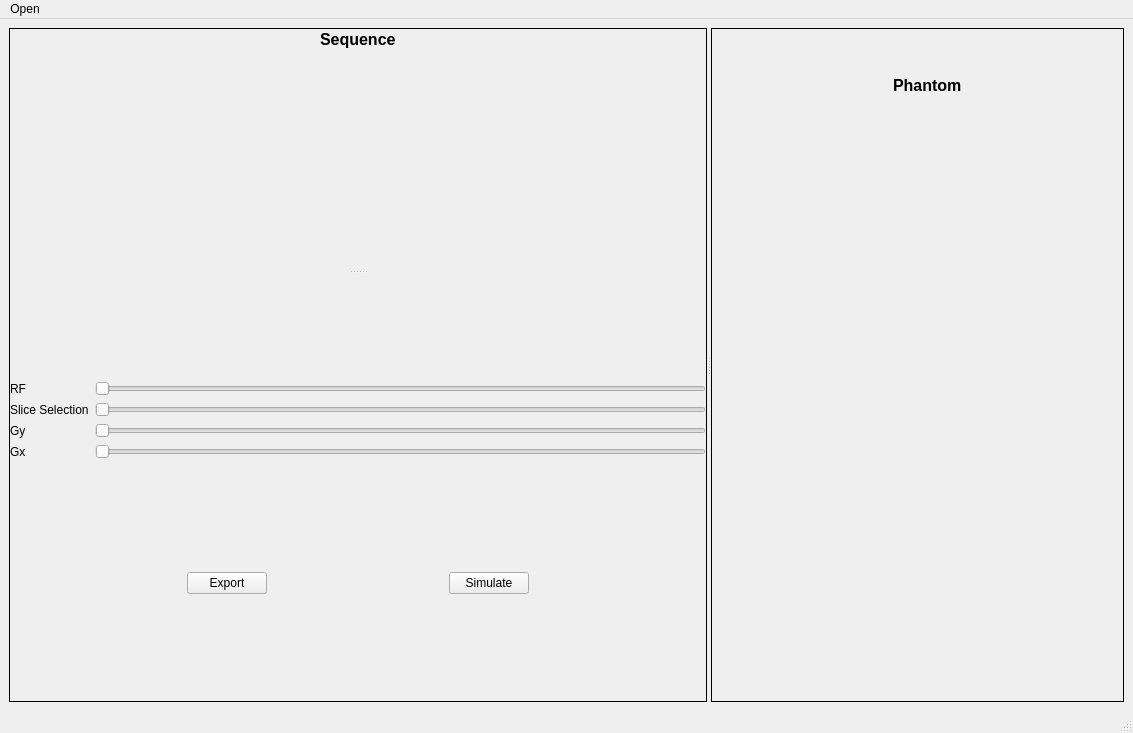
First picture: the form in src/ui/MRI_Simulator_GUI.ui, repository MOHAMEDMANSOUR20/MRI_Simulation, before the edit.
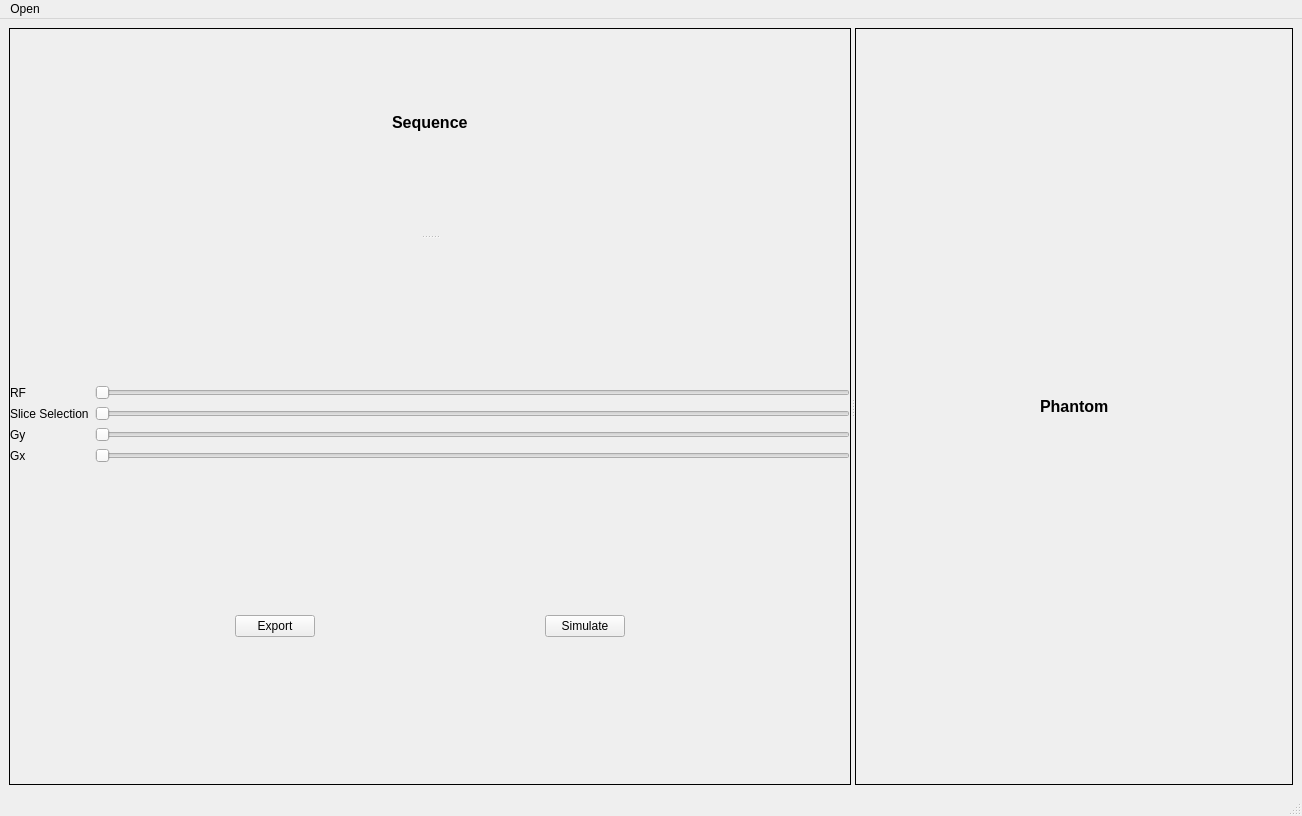
Second picture: the form after the edit.

What changed in the file:
```diff
--- a/src/ui/MRI_Simulator_GUI.ui
+++ b/src/ui/MRI_Simulator_GUI.ui
@@ -6,8 +6,8 @@
    <rect>
     <x>0</x>
     <y>0</y>
-    <width>1133</width>
-    <height>733</height>
+    <width>1302</width>
+    <height>816</height>
    </rect>
   </property>
   <property name="windowTitle">
@@ -83,12 +83,12 @@
              <item>
               <spacer name="verticalSpacer_2">
                <property name="orientation">
-                <enum>Qt::Vertical</enum>
+                <enum>Qt::Horizontal</enum>
                </property>
                <property name="sizeHint" stdset="0">
                 <size>
-                 <width>20</width>
-                 <height>40</height>
+                 <width>40</width>
+                 <height>20</height>
                 </size>
                </property>
               </spacer>
@@ -231,22 +231,9 @@
        <widget class="QWidget" name="layoutWidget">
         <layout class="QVBoxLayout" name="verticalLayout_2">
          <item>
-          <layout class="QVBoxLayout" name="verticalLayout_4" stretch="1,5">
+          <layout class="QVBoxLayout" name="verticalLayout_4" stretch="0">
            <item>
             <layout class="QHBoxLayout" name="horizontalLayout_2">
-             <item>
-              <spacer name="verticalSpacer_3">
-               <property name="orientation">
-                <enum>Qt::Vertical</enum>
-               </property>
-               <property name="sizeHint" stdset="0">
-                <size>
-                 <width>20</width>
-                 <height>40</height>
-                </size>
-               </property>
-              </spacer>
-             </item>
              <item>
               <spacer name="horizontalSpacer_3">
                <property name="orientation">
@@ -289,25 +276,11 @@
              </item>
             </layout>
            </item>
-           <item>
-            <layout class="QVBoxLayout" name="phantom_Layout">
-             <item>
-              <spacer name="verticalSpacer">
-               <property name="orientation">
-                <enum>Qt::Vertical</enum>
-               </property>
-               <property name="sizeHint" stdset="0">
-                <size>
-                 <width>20</width>
-                 <height>40</height>
-                </size>
-               </property>
-              </spacer>
-             </item>
-            </layout>
-           </item>
           </layout>
          </item>
+         <item>
+          <layout class="QVBoxLayout" name="phantom_Layout"/>
+         </item>
         </layout>
        </widget>
       </widget>
@@ -320,7 +293,7 @@
     <rect>
      <x>0</x>
      <y>0</y>
-     <width>1133</width>
+     <width>1302</width>
      <height>26</height>
     </rect>
    </property>
```
Left out of the diff: 60 changed lines with no effect on the pictures.
